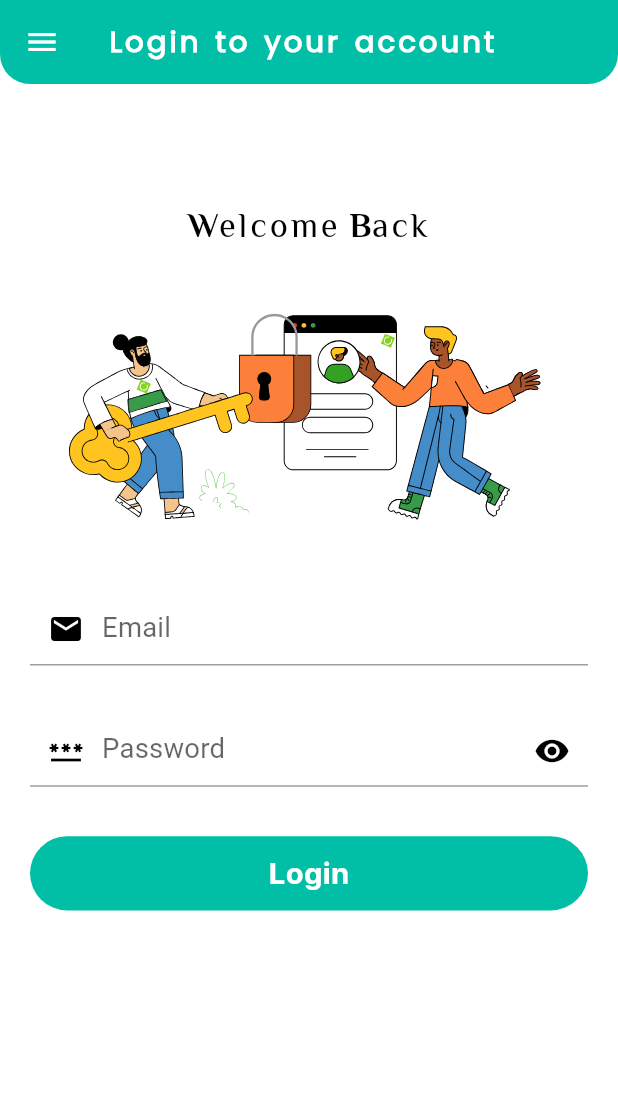
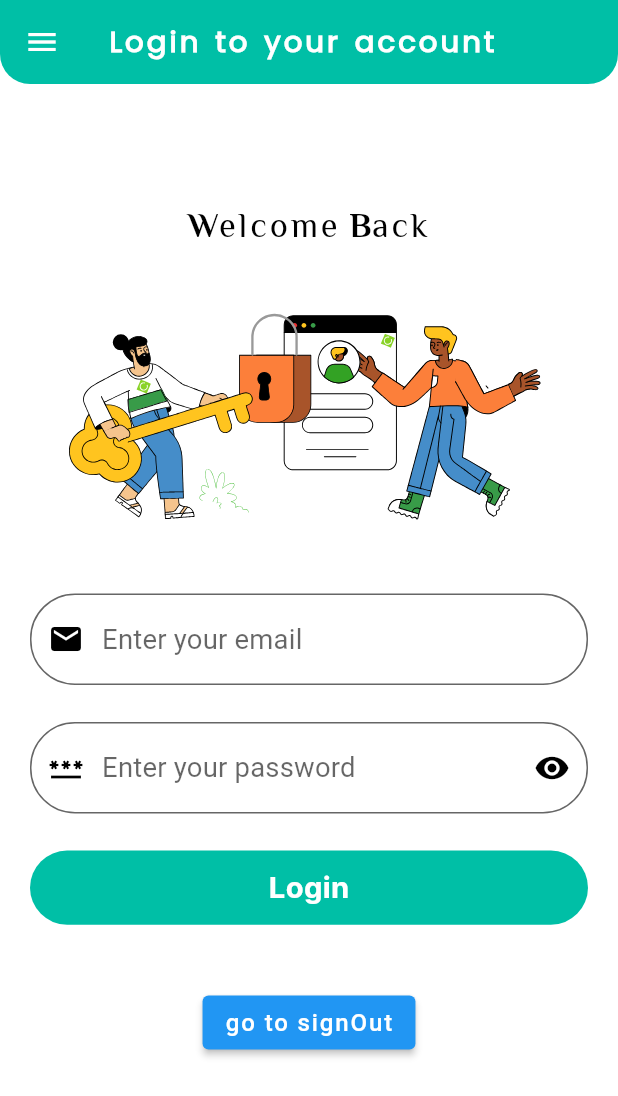
Before and after one commit to muneeb-shahid/Covid-19-Tracking-Application, a Flutter app: the LoginPage screen opened directly, on a phone screen of 412 x 824 dp. Shown: the top 1096 px of the screen. Run offline on Flutter 3.47's test engine with Material 2 defaults, Android fonts, the phone set to English and light mode, and no system bars; our stand-ins replace connectivity_plus, firebase_auth, firebase_core, flutter_screenutil, get, lottie and 3 more; missing offline and left inert: dart:ffi, flutter_phone_direct_caller; accounts and stored records are empty.

Commit message:
Twenty one commit

```diff
--- a/lib/Reuseable Components/CustomButton/CustomButton.dart
+++ b/lib/Reuseable Components/CustomButton/CustomButton.dart
@@ -19,8 +19,7 @@ Widget customButton(
       },
       color: innerColor,
       shape: RoundedRectangleBorder(
-          side:
-              BorderSide(color: App_Constants_Colors.app_black_color, width: 2),
+
           borderRadius: BorderRadius.circular(20)),
       child: FittedBox(
         child: Text(
--- a/lib/controller/LoginController/LoginController.dart
+++ b/lib/controller/LoginController/LoginController.dart
@@ -5,50 +5,98 @@ import 'package:flutter/material.dart';
 import 'package:get/get.dart';
 
 class LoginController extends GetxController {
-  // SignUpController _signUpController = Get.put(SignUpController());
-  // TextEditingController _loginEmail = TextEditingController();
-  // get LoginEmail => _loginEmail;
-  // TextEditingController _loginPassowrd = TextEditingController();
-  // get LoginPassowrd => _loginPassowrd;
+  final GlobalKey<FormState> _formKey = GlobalKey<FormState>();
+  get login_formKey => _formKey;
 
-  final TextEditingController _emailTextEditingController =
+  var isObscured = true.obs;
+  bool _loading = false;
+  get loading => _loading;
+
+  final TextEditingController _login_EmailTextEditingController =
       TextEditingController();
-  get EmailTextEditingController => _emailTextEditingController;
+  get login_emailAddress => _login_EmailTextEditingController;
 
-  final TextEditingController _passwordTextEditingController =
+  final TextEditingController _login_PasswordTextEditingController =
       TextEditingController();
-  get PasswordTextEditingController => _passwordTextEditingController;
-  final email_ = ''.obs;
+  get login_password => _login_PasswordTextEditingController;
 
-  saveEmail(String input) {
-    email_.value = input;
-  }
-
-  final _auth = FirebaseAuth.instance;
-  late String email;
-  late String password;
-  final formKey = GlobalKey<FormState>();
-  var isObscured = true.obs; // Observe
-  final loadingController = false.obs;
+  FocusNode _focusNode1 = FocusNode();
+  get focusNode1 => _focusNode1;
+  FocusNode _focusNode2 = FocusNode();
+  get focusNode2 => _focusNode2;
 
   void toggleObscure() {
     isObscured.toggle(); // Toggle the value of _isObscured
   }
 
-  onLogin() async {
-    if (formKey.currentState!.validate()) {
+  // login() async {
+  //   if (formKey.currentState!.validate()) {
+  //     formKey.currentState!.save();
+
+  //     try {
+  //       final credential =
+  //           await FirebaseAuth.instance.signInWithEmailAndPassword(
+  //         email: login_emailAddress.text,
+  //         password: login_password.text,
+  //       );
+
+  //       if (credential.user != null) {
+  //         Get.offAll(CreateBlog());
+  //       }
+
+  //       print('User Successfully login.');
+  //       Get.snackbar(
+  //         'Welcome Back',
+  //         "User Successfully login.",
+  //         icon: const Icon(Icons.logout_outlined, color: Colors.black),
+  //         backgroundColor: App_Constants_Colors.app_white_color,
+  //         colorText: Colors.black,
+  //         snackPosition: SnackPosition.TOP,
+  //       );
+  //     } on FirebaseAuthException catch (e) {
+  //       if (e.code == 'user-not-found') {
+  //         // print('No user found for that email.');
+  //         Get.snackbar(
+  //           'Error',
+  //           "No User Found for that Email",
+  //           icon: const Icon(Icons.error_outline, color: Colors.black),
+  //           backgroundColor: App_Constants_Colors.app_white_color,
+  //           colorText: Colors.black,
+  //           snackPosition: SnackPosition.TOP,
+  //         );
+  //       } else if (e.code == 'wrong-password') {
+  //         // print('Wrong password provided for that user.');
+  //         Get.snackbar(
+  //           'Error',
+  //           "Wrong Password Provided by User",
+  //           icon: const Icon(Icons.cancel_outlined, color: Colors.black),
+  //           backgroundColor: App_Constants_Colors.app_white_color,
+  //           colorText: Colors.black,
+  //           snackPosition: SnackPosition.TOP,
+  //         );
+  //       }
+  //       _login_EmailTextEditingController.clear();
+  //       _login_PasswordTextEditingController.clear();
+  //     }
+  //   }
+  // }
+
+
+ login() async {
+    if (login_formKey.currentState!.validate()) {
+      login_formKey.currentState!.save();
+
       try {
-        // Start loading
-        loadingController(true);
-
-        final credential = await FirebaseAuth.instance
-            .signInWithEmailAndPassword(email: email, password: password);
-             Get.offAll(() => CreateBlog());
+        final credential =
+            await FirebaseAuth.instance.signInWithEmailAndPassword(
+          email: login_emailAddress.text,
+          password: login_password.text,
+        );
+        print('User Successfully login.');
+        Get.offAll(CreateBlog());
       } on FirebaseAuthException catch (e) {
-        loadingController(false); // Stop loading
         if (e.code == 'user-not-found') {
-          print("No User Found for that Email");
-          // Show snackbar using GetX
+          print('No user found for that email.');
           Get.snackbar(
             'Error',
             "No User Found for that Email",
@@ -58,8 +106,7 @@ class LoginController extends GetxController {
             snackPosition: SnackPosition.TOP,
           );
         } else if (e.code == 'wrong-password') {
-          print("Wrong Password Provided by User");
-          // Show snackbar using GetX
+          print('Wrong password provided for that user.');
           Get.snackbar(
             'Error',
             "Wrong Password Provided by User",
@@ -70,6 +117,22 @@ class LoginController extends GetxController {
           );
         }
       }
+      _login_EmailTextEditingController.clear();
+      _login_PasswordTextEditingController.clear();
     }
   }
+
+
+
+  @override
+
+
+  void dispose() {
+    _login_EmailTextEditingController.dispose();
+    _login_PasswordTextEditingController.dispose();
+    _focusNode1.dispose();
+    _focusNode2.dispose();
+
+    super.dispose();
+  }
 }
--- /dev/null
+++ b/lib/controller/signUpController/signUpController.dart
@@ -0,0 +1,108 @@
+import 'dart:async';
+
+import 'package:covid_19_trackingapp/constants/colors_constants/colors_constants.dart';
+import 'package:covid_19_trackingapp/view/Login/Login.dart';
+import 'package:firebase_auth/firebase_auth.dart';
+import 'package:flutter/material.dart';
+import 'package:get/get.dart';
+
+
+class SignUpController extends GetxController {
+  final FirebaseAuth _auth = FirebaseAuth.instance;
+  var isObscured = true.obs;
+  bool _isEmailVerified = false;
+  get isEmailVerified => _isEmailVerified;
+
+  final GlobalKey<FormState> _formKey = GlobalKey<FormState>();
+  get formKey => _formKey;
+  final TextEditingController _nameTextEditingController =
+      TextEditingController();
+  get NameTextEditingController => _nameTextEditingController;
+
+  final TextEditingController _emailTextEditingController =
+      TextEditingController();
+  get emailAddress => _emailTextEditingController;
+
+  final TextEditingController _passwordTextEditingController =
+      TextEditingController();
+  get password => _passwordTextEditingController;
+
+  FocusNode _focusNode1 = FocusNode();
+  get focusNode1 => _focusNode1;
+  FocusNode _focusNode2 = FocusNode();
+  get focusNode2 => _focusNode2;
+
+  FocusNode _focusNode3 = FocusNode();
+  get focusNode3 => _focusNode3;
+
+  void toggleObscure() {
+    isObscured.toggle(); // Toggle the value of _isObscured
+  }
+
+  String? validateName(String? input) {
+    if (input == null || input.isEmpty) {
+      return 'User name is required.';
+    }
+
+    return null;
+  }
+
+  register() async {
+    if (formKey.currentState!.validate()) {
+      formKey.currentState!.save();
+      try {
+        final credential =
+            await FirebaseAuth.instance.createUserWithEmailAndPassword(
+          email: emailAddress.text,
+          password: password.text,
+        );
+        _nameTextEditingController.clear();
+        _emailTextEditingController.clear();
+        _passwordTextEditingController.clear();
+
+        Get.to(LoginPage());
+      } on FirebaseAuthException catch (e) {
+        if (e.code == 'weak-password') {
+          print('The password provided is too weak.');
+        } else if (e.code == 'email-already-in-use') {
+          print('The account already exists for that email.');
+          Get.snackbar(
+            'Account Already Exists. ', //Snackbar title
+            'Please Login!', // Snackbar message
+            icon: const Icon(Icons.error_outline, color: Colors.black),
+            backgroundColor: App_Constants_Colors.app_white_color,
+            colorText: Colors.black,
+            snackPosition: SnackPosition.TOP,
+            duration: const Duration(
+                seconds: 3), // Duration for which the Snackbar is shown
+          );
+          Get.to(LoginPage());
+        }
+      } catch (e) {
+        print(e);
+        Get.snackbar(
+          'Error!', //Snackbar title
+          e.toString(), // Snackbar message
+          icon: const Icon(Icons.error_outline, color: Colors.black),
+          backgroundColor: App_Constants_Colors.app_white_color,
+          colorText: Colors.black,
+          snackPosition: SnackPosition.TOP,
+          duration: const Duration(
+              seconds: 3), // Duration for which the Snackbar is shown
+        );
+      }
+    }
+  }
+
+  @override
+  void dispose() {
+    _nameTextEditingController.dispose();
+    _emailTextEditingController.dispose();
+    _passwordTextEditingController.dispose();
+    _focusNode1.dispose();
+    _focusNode2.dispose();
+    _focusNode3.dispose();
+
+    super.dispose();
+  }
+}
--- a/lib/main.dart
+++ b/lib/main.dart
@@ -2,6 +2,7 @@ import 'package:covid_19_trackingapp/Reuseable%20Components/InternetConnection/I
 import 'package:covid_19_trackingapp/routes/approutes.dart';
 import 'package:covid_19_trackingapp/view/Help/HelpView.dart';
 import 'package:covid_19_trackingapp/view/HomeView/HomeView.dart';
+import 'package:covid_19_trackingapp/view/Login/Login.dart';
 import 'package:covid_19_trackingapp/view/Statistics/Countries/Countries.dart';
 import 'package:covid_19_trackingapp/view/Statistics/StatisticsView.dart';
 import 'package:covid_19_trackingapp/view/Symptoms/SymptomsView.dart';
--- a/lib/view/Login/Login.dart
+++ b/lib/view/Login/Login.dart
@@ -1,5 +1,4 @@
 import 'package:covid_19_trackingapp/Images/images.dart';
-import 'package:covid_19_trackingapp/Reuseable%20Components/CustomButton/CustomButton.dart';
 import 'package:covid_19_trackingapp/Reuseable%20Components/CustomButton/Login&signupButton.dart';
 import 'package:covid_19_trackingapp/Reuseable%20Components/ReUseable%20Drawer/ReUseableDrawer.dart';
 import 'package:covid_19_trackingapp/constants/TextHeading/text_heading.dart';
@@ -7,15 +6,17 @@ import 'package:covid_19_trackingapp/constants/colors_constants/colors_constants
 import 'package:covid_19_trackingapp/constants/fonts_size_constant/fonts_size_constant.dart';
 import 'package:covid_19_trackingapp/controller/EmailPasswordValidationController/EmailPasswordValidationController.dart';
 import 'package:covid_19_trackingapp/controller/LoginController/LoginController.dart';
+import 'package:covid_19_trackingapp/view/SignUp/SignUp.dart';
 import 'package:flutter/material.dart';
 import 'package:flutter_screenutil/flutter_screenutil.dart';
 import 'package:get/get.dart';
 import 'package:lottie/lottie.dart';
 
 class LoginPage extends StatelessWidget {
-  EmailPasswordValidation _emailPasswordValidation =
+  EmailPasswordValidation emailPasswordValidation =
       Get.put(EmailPasswordValidation());
   LoginController _loginController = Get.put(LoginController());
+  LoginController loginController = Get.put(LoginController());
   // SignUpController _signUpController = Get.put(SignUpController());
 
   LoginPage({super.key});
@@ -107,96 +108,107 @@ class LoginPage extends StatelessWidget {
                 SizedBox(
                   height: heightt * 0.05,
                 ),
-                Form(
-                  key: _loginController.formKey,
+                Obx(
+                  () => Form(
+                      key: loginController.login_formKey,
                       child: Column(
-                    mainAxisAlignment: MainAxisAlignment.center,
-                    children: <Widget>[
+                        children: [
+                          // Email TextFormField
+
                           TextFormField(
-                        controller:
-                            _loginController.EmailTextEditingController.clear(),
+                            controller: loginController.login_emailAddress,
+                            focusNode: loginController.focusNode1,
+                            onFieldSubmitted: (value) {
+                              FocusScope.of(context)
+                                  .requestFocus(loginController.focusNode2);
+                            },
+                            keyboardType: TextInputType.emailAddress,
                             style: TextStyle(
+                                color: App_Constants_Colors.app_black_color),
+                            validator: emailPasswordValidation.validateEmail,
+                            decoration: InputDecoration(
+                              filled: true,
+                              fillColor: App_Constants_Colors.app_white_color,
+                              hintText: 'Enter your email',
+                              focusedBorder: OutlineInputBorder(
+                                borderRadius: BorderRadius.circular(30),
+                                borderSide: BorderSide(
+                                  width: 2,
                                   color: Colors.black,
                                 ),
-                        validator: _emailPasswordValidation.validateEmail,
-                        onChanged: (value) {
-                          _loginController.email = value;
-                        },
-                        decoration: InputDecoration(
-                            focusedBorder: UnderlineInputBorder(
+                              ),
+                              border: OutlineInputBorder(
+                                  borderRadius: BorderRadius.circular(30),
                                   borderSide: BorderSide(
-                              color: App_Constants_Colors.app_black_color,
-                            )),
-                            prefixIcon: const Icon(Icons.email),
-                            prefixIconColor:
-                                App_Constants_Colors.app_black_color,
-                            hintText: 'Email',
-                            hintStyle: TextStyle()),
+                                      width: 2, color: Colors.white)),
+                              prefixIcon:
+                                  Icon(Icons.email, color: Colors.black),
+                            ),
                           ),
 
                           SizedBox(
-                        height: heightt * 0.04,
+                            height: heightt * 0.03,
                           ),
-                      Obx(
-                        // Use Obx to observe the _isObscured variable
-                        () => TextFormField(
-                          controller: _loginController
-                              .PasswordTextEditingController.clear(),
-                          style: const TextStyle(
+
+                          // Password TextFormField
+                          TextFormField(
+                            obscureText: loginController.isObscured.value,
+                            controller: loginController.login_password,
+                            focusNode: loginController.focusNode2,
+                            style: TextStyle(
+                                color: App_Constants_Colors.app_black_color),
+                            validator: emailPasswordValidation.validatePassword,
+                            decoration: InputDecoration(
+                              filled: true,
+                              fillColor: App_Constants_Colors.app_white_color,
+                              hintText: 'Enter your password',
+                              focusedBorder: OutlineInputBorder(
+                                borderRadius: BorderRadius.circular(30),
+                                borderSide: BorderSide(
+                                  width: 2,
                                   color: Colors.black,
                                 ),
-                          validator: _emailPasswordValidation.validatePassword,
-
-                          onChanged: (value) {
-                            _loginController.password = value;
-                          },
-                          decoration: InputDecoration(
-                            focusedBorder: UnderlineInputBorder(
+                              ),
+                              border: OutlineInputBorder(
+                                  borderRadius: BorderRadius.circular(30),
                                   borderSide: BorderSide(
-                              color: App_Constants_Colors.app_black_color,
-                            )),
-                            prefixIcon: const Icon(Icons.password),
-                            prefixIconColor:
-                                App_Constants_Colors.app_black_color,
+                                      width: 2, color: Colors.white)),
+                              prefixIcon:
+                                  Icon(Icons.password, color: Colors.black),
                               suffixIconColor:
                                   App_Constants_Colors.app_black_color,
                               suffixIcon: GestureDetector(
                                 onTap: () {
-                                _loginController
+                                  loginController
                                       .toggleObscure(); // Call the _toggleObscure method
                                 },
                                 child: Icon(
-                                _loginController.isObscured.value
+                                  loginController.isObscured.value
                                       ? Icons.visibility
                                       : Icons.visibility_off,
                                 ),
                               ),
-                            hintText: 'Password',
-                          ),
-                          obscureText: _loginController
-                              .isObscured.value, // Use the value from the Obx
                             ),
                           ),
                           SizedBox(
-                        height: heightt * 0.04,
+                            height: heightt * 0.03,
                           ),
-
-                      // customButton(
-                      //     innerColor: App_Constants_Colors.app_black_color,
-                      //     textColor: App_Constants_Colors.app_white_color,
-                      //     text: "Login",
-                      //     func: () => _loginController.onLogin()),
                           customLogin_SignupButton(
+                              func: () => loginController.login(),
                               innerColor: App_Constants_Colors.app_green_color,
                               textColor: App_Constants_Colors.app_white_color,
-                          text: "Login",
-                          func: () => _loginController.onLogin()),
+                              text: "Login")
+                        ],
+                      )),
+                ),
                 SizedBox(
-                        height: heightt * 0.02,
+                  height: heightt * 0.05,
                 ),
-                    ],
-                  ),
-                ),
+                ElevatedButton(
+                    onPressed: () async {
+                      Get.to(SignUp());
+                    },
+                    child: Text("go to signOut"))
               ],
             ),
           ),
```
Also changed, not shown: lib/view/CreateBlog/CreateBlog.dart (+18 -3 lines), lib/view/SignUp/SignUp.dart (added, +243 -0 lines). Lines whose indentation alone changed are shown as unchanged.
